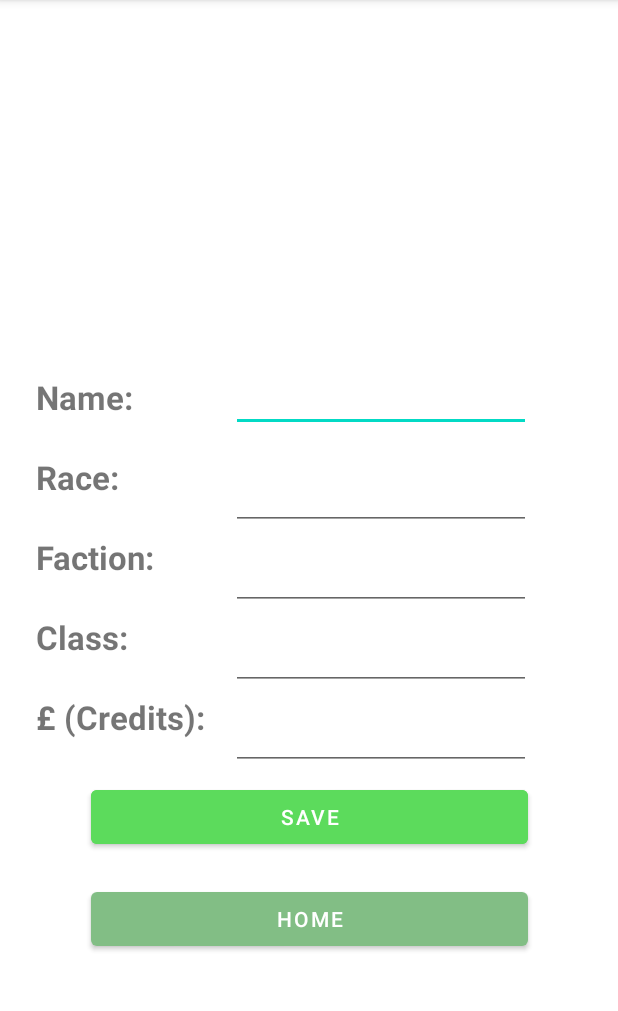
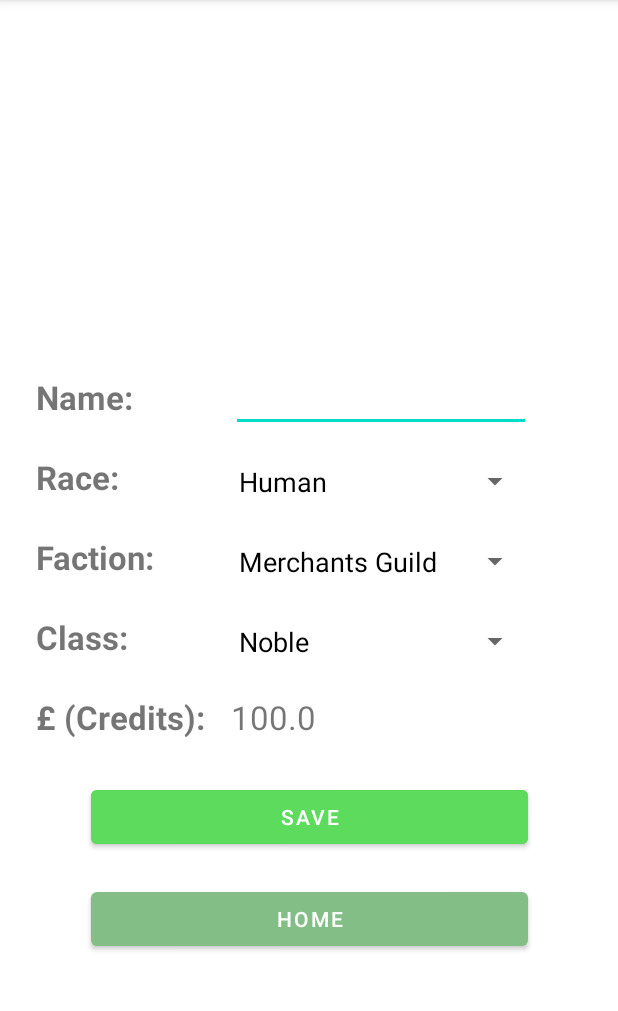
Before and after one commit to zDoctrov/database_project, an Android app: the QueryCharEditPage screen opened directly, with no data from a screen before it, on a phone screen of 412 x 824 dp, the part 84-1095 px from its top. Run offline under Robolectric (Android 15) with nearby library versions, the phone set to English and light mode, and no system bars; 13 statements that could not run were skipped.

Commit message:
Updated char edit with spinners

```diff
--- a/app/src/main/java/com/example/database_project/char_query/QueryCharEditPage.kt
+++ b/app/src/main/java/com/example/database_project/char_query/QueryCharEditPage.kt
@@ -3,16 +3,17 @@ package com.example.database_project.char_query
 
 
 import android.content.Intent
+import android.content.res.Resources
 import android.os.Bundle
-import android.provider.SyncStateContract.Helpers.update
+import android.view.View
+import android.widget.AdapterView
+import android.widget.ArrayAdapter
 import android.widget.Button
 import android.widget.LinearLayout
 import androidx.appcompat.app.AppCompatActivity
-import androidx.room.Update
 import com.example.database_project.MainActivity
 import com.example.database_project.R
 import com.example.database_project.char_creator.creationSession
-import com.example.database_project.databinding.ActivityInstanceResultPageBinding
 import com.example.database_project.databinding.QueryCharEditPageBinding
 import com.example.database_project.room_db.RoomAppDB
 
@@ -21,11 +22,12 @@ class QueryCharEditPage: AppCompatActivity() {
     private lateinit var binding: QueryCharEditPageBinding
     //Set up binding, so you can reference the ID's of things on this activity's layout
 
+//    lateinit var editPasser: OnEditPass
+
     override fun onCreate(savedInstanceState: Bundle?) {
         super.onCreate(savedInstanceState)
-
         setContentView(R.layout.query_char_edit_page)
-
+        val res: Resources = resources
         binding = QueryCharEditPageBinding.inflate(layoutInflater)
         setContentView(binding.root)
 
@@ -123,13 +125,70 @@ class QueryCharEditPage: AppCompatActivity() {
         //Get which card cell was chosen and apply their data to the activity screen as appropriately
         val position = intent.getIntExtra("position", -1)
 
-        /*binding = QueryCharEditPageBinding.inflate(layoutInflater)
-        setContentView(binding.root)*/
+        //EditTextName
+        binding.EditTextName.setText(creationSession.queryResults[position].name)
+
+        //Race ArrayAdapter
+        val raceList = res.getStringArray(R.array.races)
+        val raceArrayAdapter = ArrayAdapter(this, R.layout.custom_spinner_item, raceList)
+        binding.raceSpinnerEdit.adapter = raceArrayAdapter
+        binding.raceSpinnerEdit.setSelection(raceArrayAdapter.getPosition(creationSession.queryResults[position].race))
+
+        //Faction ArrayAdapter
+        val factionList = res.getStringArray(R.array.factions)
+        val factionArrayAdapter = ArrayAdapter(this, R.layout.custom_spinner_item, factionList)
+        binding.factionSpinnerEdit.adapter = factionArrayAdapter
+        binding.factionSpinnerEdit.setSelection(factionArrayAdapter.getPosition(creationSession.queryResults[position].faction_name))
+
+        //Class ArrayAdapter
+        val classList = res.getStringArray(R.array.user_class)
+        val classArrayAdapter = ArrayAdapter(this, R.layout.custom_spinner_item, classList)
+        binding.classSpinnerEdit.adapter = classArrayAdapter
+        binding.classSpinnerEdit.setSelection(classArrayAdapter.getPosition(creationSession.queryResults[position].class_name))
+
+        binding.classSpinnerEdit.setOnItemSelectedListener(object : AdapterView.OnItemSelectedListener {
+            override fun onItemSelected(
+                parentView: AdapterView<*>?,
+                selectedItemView: View?,
+                position: Int,
+                id: Long
+            ) {
+                // your code here
+                getStartingCurrency(binding.classSpinnerEdit.selectedItem.toString())
+                binding.actualCreditId2.text = creationSession.user_currency.toString()
+            }
+
+            override fun onNothingSelected(parentView: AdapterView<*>?) {
+                // your code here
+                // slight change to push
+            }
+        })
 
         val saveButton = findViewById<Button>(R.id.btnSave)
         saveButton.setOnClickListener{
+            //Update Database values
             val characterDao = RoomAppDB.getAppDatabase(this)?.characterDao()
             characterDao?.update(creationSession.queryResults[position].id, binding.EditTextName.text.toString())
+
+            //Set values in creationSession
+            creationSession.queryResults[position].name = binding.EditTextName.text.toString()
+            creationSession.queryResults[position].race = binding.raceSpinnerEdit.selectedItem.toString()
+            creationSession.queryResults[position].faction_name = binding.factionSpinnerEdit.selectedItem.toString()
+            creationSession.queryResults[position].class_name = binding.classSpinnerEdit.selectedItem.toString()
+
+            //
+//            editPasser.onEditPass(position, creationSession.queryResults[position])
+//            val intent = Intent()
+//            intent.putExtra("ActivityResult", "<Data to return>")
+//            setResult(RESULT_OK, intent)
+//            finish()
+
+            val data = Intent(applicationContext, QuerySearchResults::class.java)
+                .addFlags(Intent.FLAG_ACTIVITY_CLEAR_TOP)
+                .putExtra("editPosition2", position)
+            // Activity finished ok, return the data
+            setResult(RESULT_OK, data)
+            startActivity(data)
         }
 
         val homeButton = findViewById<Button>(R.id.btnHome2)
@@ -142,4 +201,28 @@ class QueryCharEditPage: AppCompatActivity() {
 
 
     }
+
+    fun getStartingCurrency(char_class: String) {
+        when(char_class){
+            "Noble"->{
+                creationSession.user_currency = 100.0
+            }
+            "Brigand"->{
+                creationSession.user_currency = 50.0
+            }
+            "Merchant"->{
+                creationSession.user_currency = 20.0
+            }
+            "Commoner"->{
+                creationSession.user_currency = 5.0
+            }
+            "Peasant"->{
+                creationSession.user_currency = -10.0
+            }
+        }
+    }
 }
+//
+//interface OnEditPass {
+//    fun onEditPass(pos: Int, editedChar: AllFourTablesJoined)
+//}
--- a/app/src/main/res/layout/query_char_edit_page.xml
+++ b/app/src/main/res/layout/query_char_edit_page.xml
@@ -12,13 +12,13 @@
         android:ems="10"
         android:inputType="textPersonName"
         app:layout_constraintBottom_toBottomOf="@+id/nameTextView2"
-        app:layout_constraintEnd_toEndOf="@+id/actualRaceId2"
-        app:layout_constraintStart_toStartOf="@+id/actualRaceId2"
+        app:layout_constraintEnd_toEndOf="@+id/raceSpinnerEdit"
+        app:layout_constraintStart_toStartOf="@+id/raceSpinnerEdit"
         app:layout_constraintTop_toTopOf="@+id/nameTextView2"
 
         app:layout_constraintVertical_bias="0.466" />
 
-    <EditText
+    <TextView
         android:id="@+id/actualCreditId2"
         android:layout_width="wrap_content"
         android:layout_height="wrap_content"
@@ -30,8 +30,8 @@
         app:layout_constraintTop_toTopOf="@+id/creditsTextView2"
         app:layout_constraintVertical_bias="0.0" />
 
-    <EditText
-        android:id="@+id/actualClassId2"
+    <Spinner
+        android:id="@+id/classSpinnerEdit"
         android:layout_width="0dp"
         android:layout_height="wrap_content"
         android:textSize="22sp"
@@ -41,25 +41,25 @@
         app:layout_constraintTop_toTopOf="@+id/classTextView2"
         app:layout_constraintVertical_bias="0.0" />
 
-    <EditText
-        android:id="@+id/actualFactionId2"
+    <Spinner
+        android:id="@+id/factionSpinnerEdit"
         android:layout_width="0dp"
         android:layout_height="wrap_content"
         android:textSize="22sp"
         app:layout_constraintBottom_toBottomOf="@+id/factionTextView2"
-        app:layout_constraintEnd_toEndOf="@+id/actualClassId2"
-        app:layout_constraintStart_toStartOf="@+id/actualClassId2"
+        app:layout_constraintEnd_toEndOf="@+id/classSpinnerEdit"
+        app:layout_constraintStart_toStartOf="@+id/classSpinnerEdit"
         app:layout_constraintTop_toTopOf="@+id/factionTextView2"
         app:layout_constraintVertical_bias="0.0" />
 
-    <EditText
-        android:id="@+id/actualRaceId2"
+    <Spinner
+        android:id="@+id/raceSpinnerEdit"
         android:layout_width="0dp"
         android:layout_height="wrap_content"
         android:textSize="22sp"
         app:layout_constraintBottom_toBottomOf="@+id/raceTextView2"
-        app:layout_constraintEnd_toEndOf="@+id/actualFactionId2"
-        app:layout_constraintStart_toStartOf="@+id/actualFactionId2"
+        app:layout_constraintEnd_toEndOf="@+id/factionSpinnerEdit"
+        app:layout_constraintStart_toStartOf="@+id/factionSpinnerEdit"
         app:layout_constraintTop_toTopOf="@+id/raceTextView2"
         app:layout_constraintVertical_bias="0.0" />
 
```
